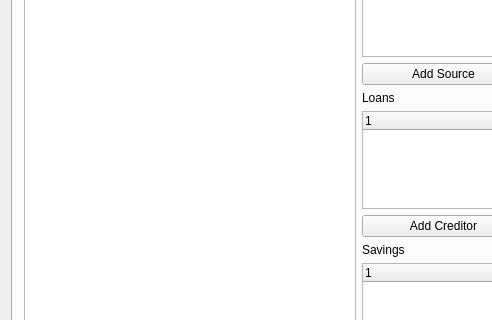
The window that mainwindow.ui (jrutanen/FinanceCalculator) describes before a commit, drawn with Qt 5; both pictures show x 0 to 492 and y 173 to 493 of the 719 by 574 pixel window.
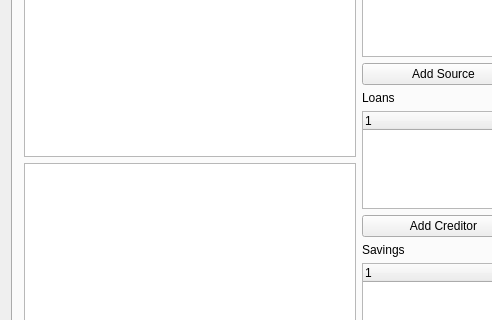
The same window after the commit. Custom widgets are drawn as their Qt base class.

Commit message: ListView created for test purposes.

```diff
--- a/mainwindow.ui
+++ b/mainwindow.ui
@@ -514,6 +514,9 @@
                </column>
               </widget>
              </item>
+             <item>
+              <widget class="QListView" name="lwCost"/>
+             </item>
              <item>
               <layout class="QHBoxLayout" name="horizontalLayout_4">
                <item>
```
The commit also changes 2 other files.
